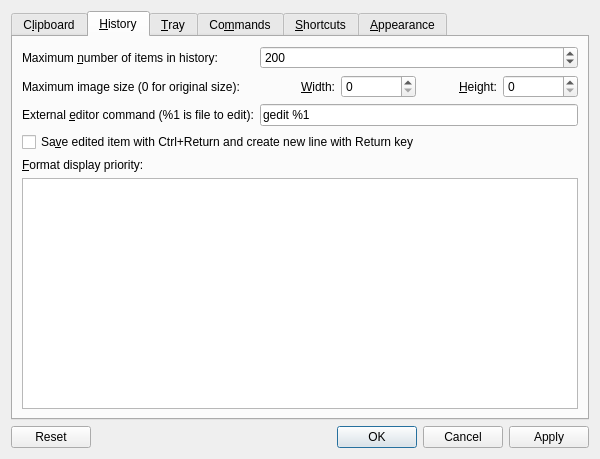
First picture: the form in src/ui/configurationmanager.ui, repository hluk/CopyQ, before the edit.
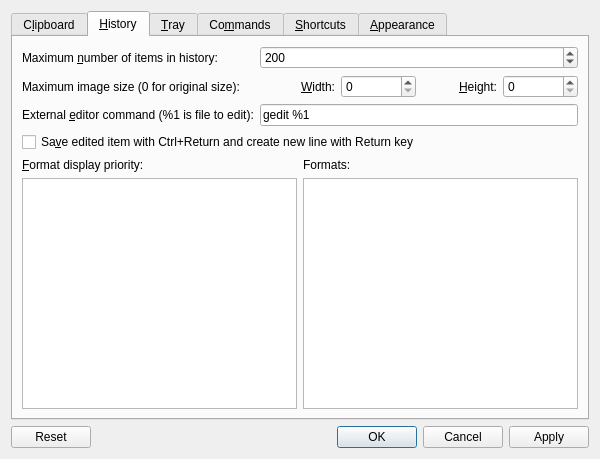
Second picture: the form after the edit. The open tabs and pages were chosen to show the change. Icons and pictures are not drawn. Custom widgets are drawn as their Qt base class.

Commit message: Fixed commands for current clipboard text in tray menu

What changed in the file:
```diff
--- a/src/ui/configurationmanager.ui
+++ b/src/ui/configurationmanager.ui
@@ -224,6 +224,61 @@
          <string>&amp;History</string>
         </attribute>
         <layout class="QGridLayout" name="gridLayout_3">
+         <item row="2" column="0">
+          <layout class="QGridLayout" name="gridLayout_5">
+           <item row="0" column="0">
+            <widget class="QLabel" name="label_5">
+             <property name="text">
+              <string>&amp;Format display priority:</string>
+             </property>
+             <property name="buddy">
+              <cstring>plainTextEditFormats</cstring>
+             </property>
+            </widget>
+           </item>
+           <item row="0" column="1">
+            <widget class="QLabel" name="label_25">
+             <property name="text">
+              <string>Formats:</string>
+             </property>
+            </widget>
+           </item>
+           <item row="1" column="0">
+            <widget class="QPlainTextEdit" name="plainTextEditFormats">
+             <property name="toolTip">
+              <string>List of clipboard mime types that will be stored in history (in given display order)</string>
+             </property>
+             <property name="tabChangesFocus">
+              <bool>true</bool>
+             </property>
+            </widget>
+           </item>
+           <item row="1" column="1">
+            <widget class="QTreeWidget" name="treeWidget">
+             <attribute name="headerVisible">
+              <bool>false</bool>
+             </attribute>
+             <column>
+              <property name="text">
+               <string notr="true">1</string>
+              </property>
+             </column>
+            </widget>
+           </item>
+          </layout>
+         </item>
+         <item row="1" column="0">
+          <widget class="QCheckBox" name="checkBoxEditCtrlReturn">
+           <property name="toolTip">
+            <string>Leave unchecked for Return key to save edited item and Ctrl+Return create new line.
+
+Note: Edited items can be saved with Ctrl+S or F2 disregarding this option.</string>
+           </property>
+           <property name="text">
+            <string>Sa&amp;ve edited item with Ctrl+Return and create new line with Return key</string>
+           </property>
+          </widget>
+         </item>
          <item row="0" column="0">
           <layout class="QFormLayout" name="formLayout_2">
            <property name="fieldGrowthPolicy">
@@ -339,45 +394,6 @@
            </item>
           </layout>
          </item>
-         <item row="2" column="0">
-          <layout class="QVBoxLayout" name="verticalLayout_13">
-           <property name="bottomMargin">
-            <number>0</number>
-           </property>
-           <item>
-            <widget class="QLabel" name="label_5">
-             <property name="text">
-              <string>&amp;Format display priority:</string>
-             </property>
-             <property name="buddy">
-              <cstring>plainTextEditFormats</cstring>
-             </property>
-            </widget>
-           </item>
-           <item>
-            <widget class="QPlainTextEdit" name="plainTextEditFormats">
-             <property name="toolTip">
-              <string>List of clipboard mime types that will be stored in history (in given display order)</string>
-             </property>
-             <property name="tabChangesFocus">
-              <bool>true</bool>
-             </property>
-            </widget>
-           </item>
-          </layout>
-         </item>
-         <item row="1" column="0">
-          <widget class="QCheckBox" name="checkBoxEditCtrlReturn">
-           <property name="toolTip">
-            <string>Leave unchecked for Return key to save edited item and Ctrl+Return create new line.
-
-Note: Edited items can be saved with Ctrl+S or F2 disregarding this option.</string>
-           </property>
-           <property name="text">
-            <string>Sa&amp;ve edited item with Ctrl+Return and create new line with Return key</string>
-           </property>
-          </widget>
-         </item>
         </layout>
        </widget>
        <widget class="QWidget" name="tabTray">
```
Left out of the diff: 9 changed lines with no effect on the pictures. The commit also changes 1 other file.
